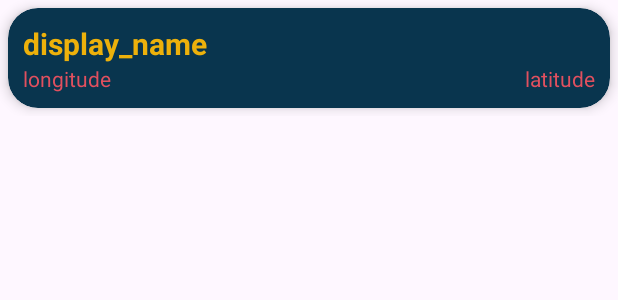
After one commit to MelYuki/Road_Trip_App, an Android app: the layout item_rv_fav.xml on its own in the app's theme, with its tools: preview values and no code run, on a phone screen of 412 x 824 dp. The commit adds this screen. Shown: the top 300 px of the screen. Run offline under Robolectric (Android 15) with nearby library versions, the phone set to English and light mode, and no system bars.

Commit message:
FAVORITES_Design_RecyclerView_&_Adapter

```diff
--- /dev/null
+++ b/app/src/main/res/layout/item_rv_fav.xml
@@ -0,0 +1,53 @@
+<?xml version="1.0" encoding="utf-8"?>
+<FrameLayout xmlns:android="http://schemas.android.com/apk/res/android"
+    xmlns:app="http://schemas.android.com/apk/res-auto"
+    android:layout_width="match_parent"
+    android:layout_height="wrap_content">
+
+    <androidx.cardview.widget.CardView
+        android:layout_width="match_parent"
+        android:layout_height="wrap_content"
+        android:layout_margin="5dp"
+        app:cardBackgroundColor="@color/blue_dark"
+        app:cardCornerRadius="20dp"
+        app:cardElevation="5dp">
+
+        <LinearLayout
+            android:layout_width="match_parent"
+            android:layout_height="wrap_content"
+            android:orientation="vertical"
+            android:padding="10dp">
+
+            <TextView
+                android:id="@+id/rv_item_city_display_name"
+                android:layout_width="wrap_content"
+                android:layout_height="wrap_content"
+                android:text="@string/item_city_default_name"
+                android:textSize="@dimen/btn_text_size"
+                android:textColor="@color/yellow"
+                android:textStyle="bold"/>
+
+            <LinearLayout
+                android:layout_width="match_parent"
+                android:layout_height="wrap_content"
+                android:orientation="horizontal">
+
+                <TextView
+                    android:id="@+id/rv_item_city_lon"
+                    android:layout_width="wrap_content"
+                    android:layout_height="wrap_content"
+                    android:text="@string/item_city_default_lon"
+                    android:textColor="@color/pink"/>
+                <TextView
+                    android:id="@+id/rv_item_city_lat"
+                    android:layout_width="0dp"
+                    android:layout_height="wrap_content"
+                    android:layout_weight="1"
+                    android:textAlignment="textEnd"
+                    android:text="@string/item_city_default_lat"
+                    android:textColor="@color/pink"/>
+            </LinearLayout>
+        </LinearLayout>
+    </androidx.cardview.widget.CardView>
+
+</FrameLayout>
--- a/app/src/main/res/values/themes.xml
+++ b/app/src/main/res/values/themes.xml
@@ -2,7 +2,7 @@
     <!-- Base application theme. -->
     <style name="Base.Theme.RoadTripApp" parent="Theme.Material3.DayNight.NoActionBar">
         <!-- Customize your light theme here. -->
-        <!-- <item name="colorPrimary">@color/my_light_primary</item> -->
+         <item name="colorPrimary">@color/black</item>
     </style>
 
     <style name="Theme.RoadTripApp" parent="Base.Theme.RoadTripApp" />
```
Also changed, not shown: app/src/main/java/be/melyuki/roadtripapp/activities/FavActivity.kt (+24 -1 lines), app/src/main/java/be/melyuki/roadtripapp/adapters/ListFavAdapter.kt (added, +53 -0 lines), app/src/main/res/layout/activity_fav.xml (+16 -18 lines).
